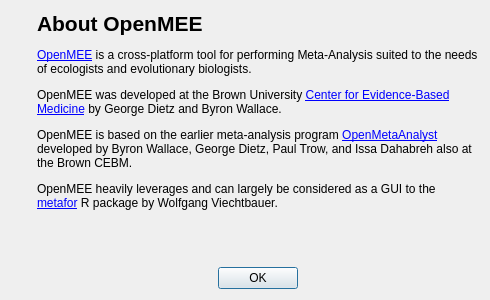
Above: about.ui from gdietz/OpenMEE before the change. Below: the same form after it.
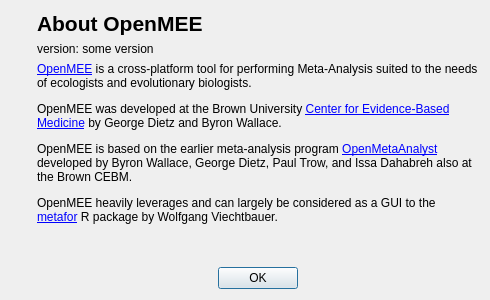
That is the form after the change. Icons and pictures are not drawn.

```diff
--- a/about.ui
+++ b/about.ui
@@ -75,6 +75,20 @@
      </item>
      <item>
       <layout class="QVBoxLayout" name="verticalLayout_2">
+       <item>
+        <widget class="QLabel" name="label_2">
+         <property name="text">
+          <string>&lt;html&gt;&lt;head/&gt;&lt;body&gt;&lt;p&gt;&lt;span style=&quot; font-size:16pt; font-weight:600;&quot;&gt;About OpenMEE&lt;/span&gt;&lt;/p&gt;&lt;/body&gt;&lt;/html&gt;</string>
+         </property>
+        </widget>
+       </item>
+       <item>
+        <widget class="QLabel" name="versionLabel">
+         <property name="text">
+          <string>version: some version</string>
+         </property>
+        </widget>
+       </item>
        <item>
         <widget class="QLabel" name="contents">
          <property name="sizePolicy">
@@ -84,7 +98,7 @@
           </sizepolicy>
          </property>
          <property name="text">
-          <string>&lt;html&gt;&lt;head/&gt;&lt;body&gt;&lt;p&gt;&lt;span style=&quot; font-size:16pt; font-weight:600;&quot;&gt;About OpenMEE&lt;/span&gt;&lt;/p&gt;&lt;p&gt;&lt;a href=&quot;http://www.cebm.brown.edu/open_mee&quot;&gt;&lt;span style=&quot; text-decoration: underline; color:#0000ff;&quot;&gt;OpenMEE&lt;/span&gt;&lt;/a&gt; is a cross-platform tool for performing Meta-Analysis suited to the needs of ecologists and evolutionary biologists.&lt;/p&gt;&lt;p&gt;OpenMEE was developed at the Brown University &lt;a href=&quot;http://www.cebm.brown.edu/&quot;&gt;&lt;span style=&quot; text-decoration: underline; color:#0000ff;&quot;&gt;Center for Evidence-Based Medicine&lt;/span&gt;&lt;/a&gt; by George Dietz and Byron Wallace.&lt;/p&gt;&lt;p&gt;OpenMEE is based on the earlier meta-analysis program &lt;a href=&quot;http://www.cebm.brown.edu/open_meta&quot;&gt;&lt;span style=&quot; text-decoration: underline; color:#0000ff;&quot;&gt;OpenMetaAnalyst&lt;/span&gt;&lt;/a&gt; developed by Byron Wallace, George Dietz, Paul Trow, and Issa Dahabreh also at the Brown CEBM.&lt;/p&gt;&lt;p&gt;OpenMEE heavily leverages and can largely be considered as a GUI to the &lt;a href=&quot;http://www.metafor-project.org/&quot;&gt;&lt;span style=&quot; text-decoration: underline; color:#0000ff;&quot;&gt;metafor&lt;/span&gt;&lt;/a&gt; R package by Wolfgang Viechtbauer.&lt;/p&gt;&lt;/body&gt;&lt;/html&gt;</string>
+          <string>&lt;html&gt;&lt;head/&gt;&lt;body&gt;&lt;p&gt;&lt;a href=&quot;http://www.cebm.brown.edu/open_mee&quot;&gt;&lt;span style=&quot; text-decoration: underline; color:#0000ff;&quot;&gt;OpenMEE&lt;/span&gt;&lt;/a&gt; is a cross-platform tool for performing Meta-Analysis suited to the needs of ecologists and evolutionary biologists.&lt;/p&gt;&lt;p&gt;OpenMEE was developed at the Brown University &lt;a href=&quot;http://www.cebm.brown.edu/&quot;&gt;&lt;span style=&quot; text-decoration: underline; color:#0000ff;&quot;&gt;Center for Evidence-Based Medicine&lt;/span&gt;&lt;/a&gt; by George Dietz and Byron Wallace.&lt;/p&gt;&lt;p&gt;OpenMEE is based on the earlier meta-analysis program &lt;a href=&quot;http://www.cebm.brown.edu/open_meta&quot;&gt;&lt;span style=&quot; text-decoration: underline; color:#0000ff;&quot;&gt;OpenMetaAnalyst&lt;/span&gt;&lt;/a&gt; developed by Byron Wallace, George Dietz, Paul Trow, and Issa Dahabreh also at the Brown CEBM.&lt;/p&gt;&lt;p&gt;OpenMEE heavily leverages and can largely be considered as a GUI to the &lt;a href=&quot;http://www.metafor-project.org/&quot;&gt;&lt;span style=&quot; text-decoration: underline; color:#0000ff;&quot;&gt;metafor&lt;/span&gt;&lt;/a&gt; R package by Wolfgang Viechtbauer.&lt;/p&gt;&lt;/body&gt;&lt;/html&gt;</string>
          </property>
          <property name="wordWrap">
           <bool>true</bool>
```
